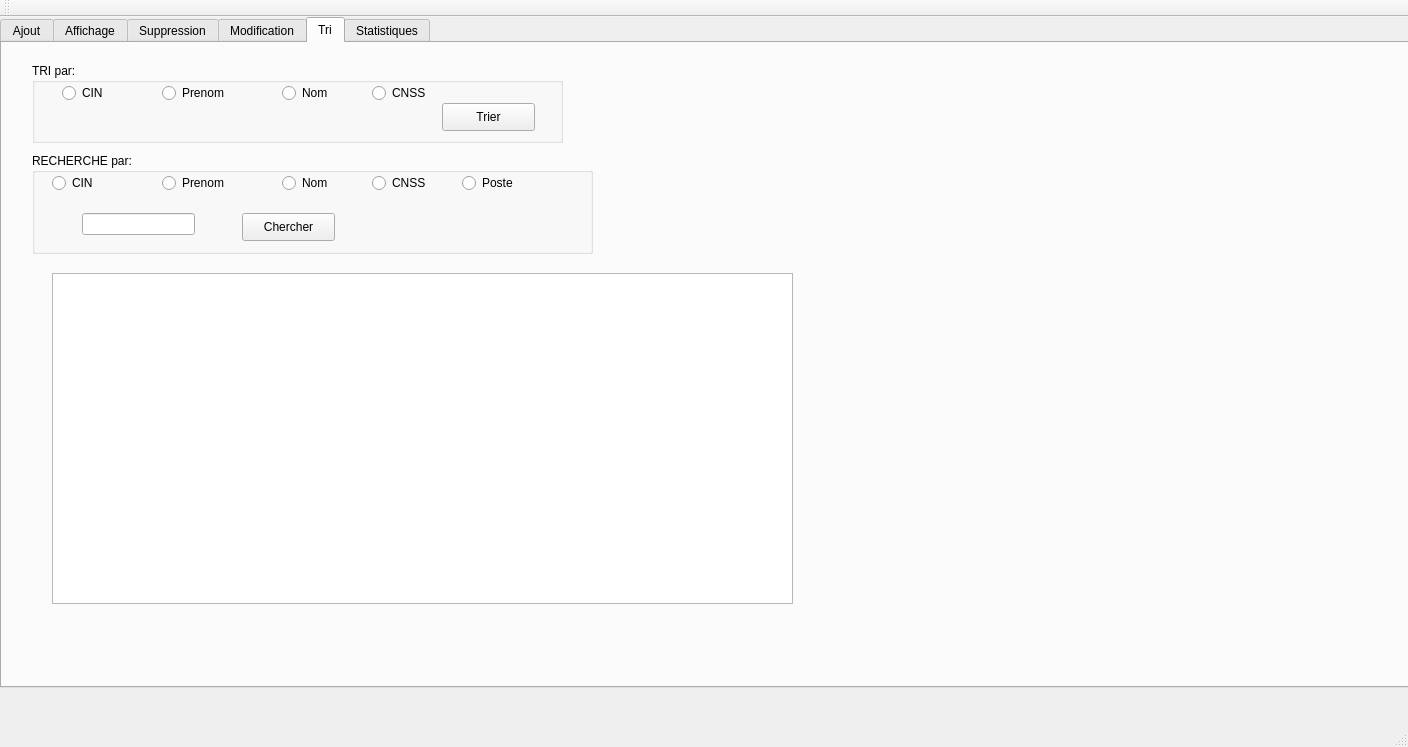
First picture: the form in mainwindow.ui, repository razanraddadi/smart_radio_2a38, before the edit.
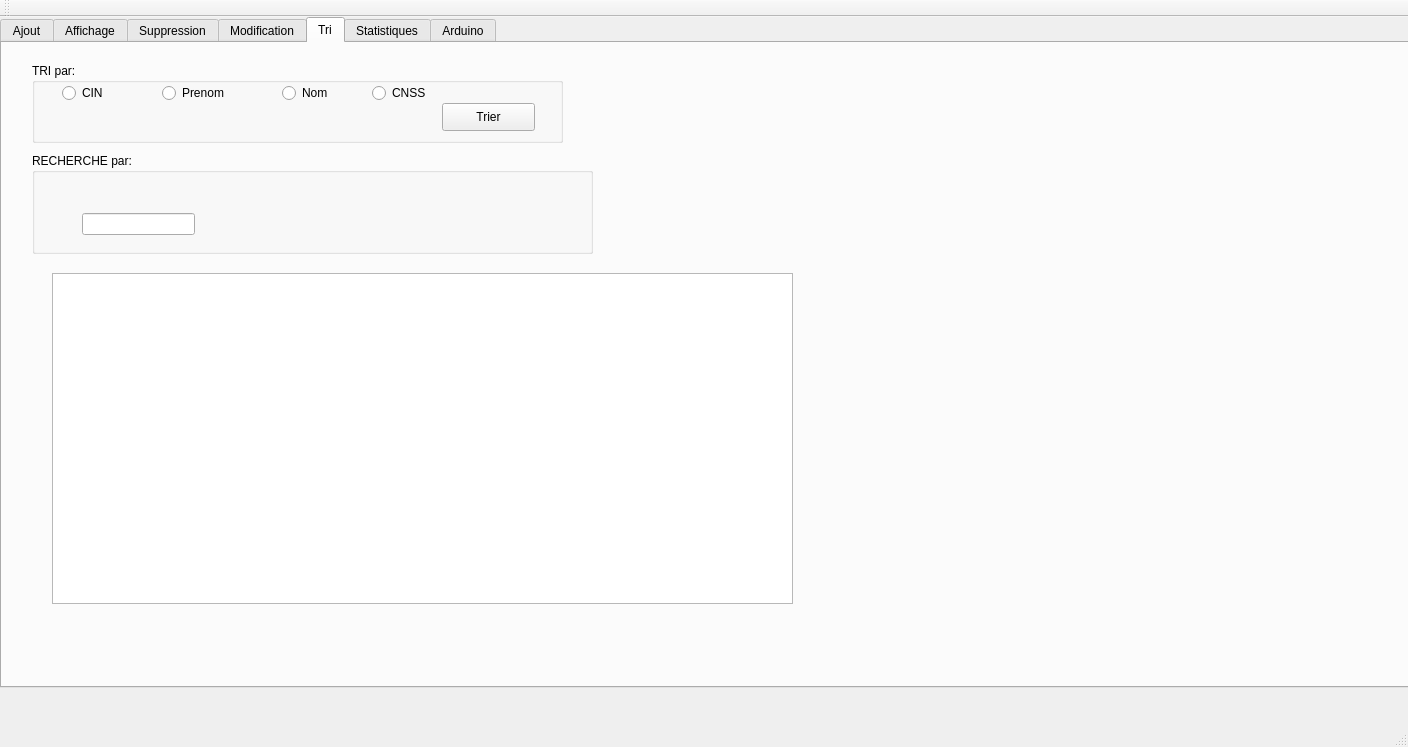
Second picture: the form after the edit. The open tabs and pages were chosen to show the change.

```diff
--- a/mainwindow.ui
+++ b/mainwindow.ui
@@ -553,71 +553,6 @@
       <property name="title">
        <string>RECHERCHE par: </string>
       </property>
-      <widget class="QRadioButton" name="rech_1">
-       <property name="geometry">
-        <rect>
-         <x>20</x>
-         <y>20</y>
-         <width>121</width>
-         <height>20</height>
-        </rect>
-       </property>
-       <property name="text">
-        <string>CIN </string>
-       </property>
-      </widget>
-      <widget class="QRadioButton" name="rech_2">
-       <property name="geometry">
-        <rect>
-         <x>130</x>
-         <y>20</y>
-         <width>121</width>
-         <height>20</height>
-        </rect>
-       </property>
-       <property name="text">
-        <string>Prenom</string>
-       </property>
-      </widget>
-      <widget class="QRadioButton" name="rech_3">
-       <property name="geometry">
-        <rect>
-         <x>250</x>
-         <y>20</y>
-         <width>121</width>
-         <height>20</height>
-        </rect>
-       </property>
-       <property name="text">
-        <string>Nom</string>
-       </property>
-      </widget>
-      <widget class="QRadioButton" name="rech_4">
-       <property name="geometry">
-        <rect>
-         <x>340</x>
-         <y>20</y>
-         <width>121</width>
-         <height>20</height>
-        </rect>
-       </property>
-       <property name="text">
-        <string>CNSS </string>
-       </property>
-      </widget>
-      <widget class="QRadioButton" name="rech_5">
-       <property name="geometry">
-        <rect>
-         <x>430</x>
-         <y>20</y>
-         <width>121</width>
-         <height>20</height>
-        </rect>
-       </property>
-       <property name="text">
-        <string>Poste</string>
-       </property>
-      </widget>
       <widget class="QLineEdit" name="search">
        <property name="geometry">
         <rect>
@@ -628,19 +563,6 @@
         </rect>
        </property>
       </widget>
-      <widget class="QPushButton" name="chercher">
-       <property name="geometry">
-        <rect>
-         <x>210</x>
-         <y>60</y>
-         <width>93</width>
-         <height>28</height>
-        </rect>
-       </property>
-       <property name="text">
-        <string>Chercher</string>
-       </property>
-      </widget>
      </widget>
     </widget>
     <widget class="QWidget" name="tab_6">
@@ -671,6 +593,37 @@
       </property>
      </widget>
     </widget>
+    <widget class="QWidget" name="tab_7">
+     <attribute name="title">
+      <string>Arduino</string>
+     </attribute>
+     <widget class="QGroupBox" name="groupBox_6">
+      <property name="geometry">
+       <rect>
+        <x>49</x>
+        <y>29</y>
+        <width>751</width>
+        <height>461</height>
+       </rect>
+      </property>
+      <property name="title">
+       <string>arduino</string>
+      </property>
+      <widget class="QPushButton" name="arduinoOne">
+       <property name="geometry">
+        <rect>
+         <x>200</x>
+         <y>120</y>
+         <width>93</width>
+         <height>28</height>
+        </rect>
+       </property>
+       <property name="text">
+        <string>Pointage</string>
+       </property>
+      </widget>
+     </widget>
+    </widget>
    </widget>
   </widget>
   <widget class="QMenuBar" name="menuBar">
```
Left out of the diff: 2 changed lines with no effect on the pictures.
